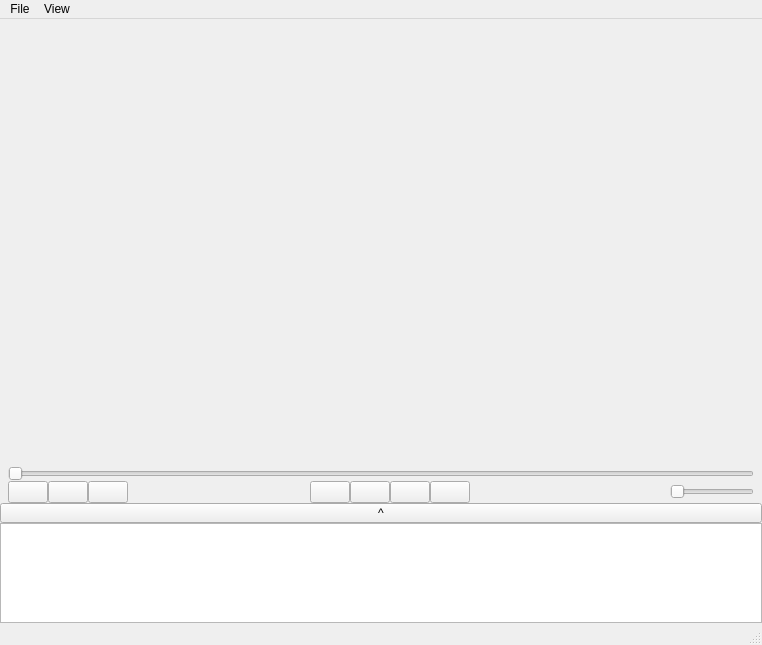
Above: gui-intro.ui from mohammadjavad78/AP_FinalProject before the change. Below: the same form after it.
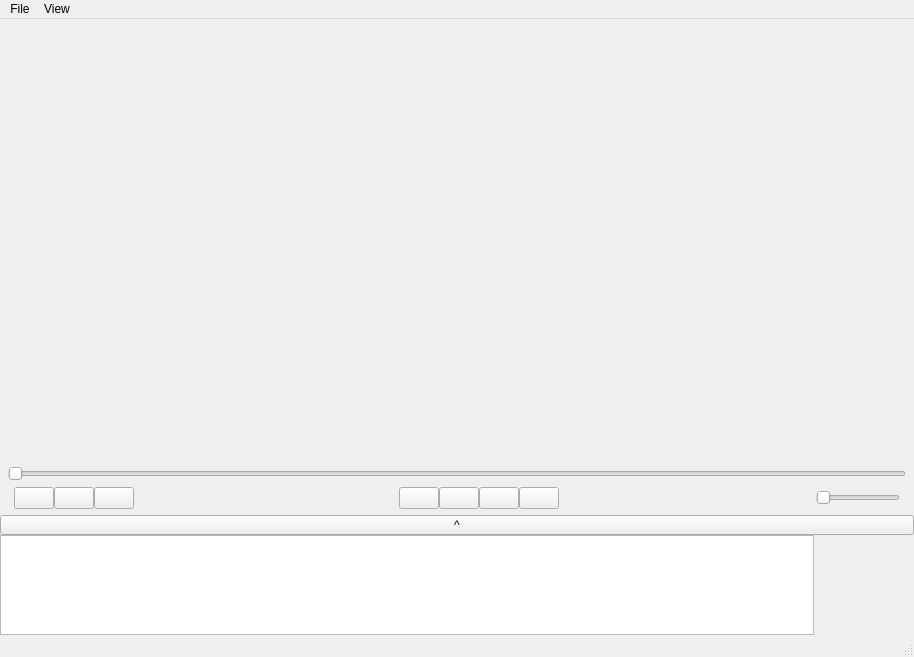
That is the form after the change.

Diff of the .ui file:
```diff
--- a/gui-intro.ui
+++ b/gui-intro.ui
@@ -6,8 +6,8 @@
    <rect>
     <x>0</x>
     <y>0</y>
-    <width>762</width>
-    <height>645</height>
+    <width>914</width>
+    <height>657</height>
    </rect>
   </property>
   <property name="windowTitle">
@@ -97,7 +97,7 @@
           </widget>
          </item>
          <item>
-          <layout class="QVBoxLayout" name="verticalLayout_3">
+          <layout class="QHBoxLayout" name="horizontalLayout_5">
            <property name="spacing">
             <number>0</number>
            </property>
@@ -120,6 +120,41 @@
           </layout>
          </item>
          <item>
+          <layout class="QVBoxLayout" name="verticalLayout_4">
+           <property name="topMargin">
+            <number>0</number>
+           </property>
+           <item>
+            <widget class="QFrame" name="frame_2">
+             <property name="sizePolicy">
+              <sizepolicy hsizetype="Preferred" vsizetype="Maximum">
+               <horstretch>0</horstretch>
+               <verstretch>0</verstretch>
+              </sizepolicy>
+             </property>
+             <property name="frameShape">
+              <enum>QFrame::NoFrame</enum>
+             </property>
+             <property name="frameShadow">
+              <enum>QFrame::Raised</enum>
+             </property>
+             <layout class="QHBoxLayout" name="horizontalLayout_8">
+              <property name="spacing">
+               <number>0</number>
+              </property>
+              <property name="leftMargin">
+               <number>6</number>
+              </property>
+              <property name="topMargin">
+               <number>6</number>
+              </property>
+              <property name="rightMargin">
+               <number>6</number>
+              </property>
+              <property name="bottomMargin">
+               <number>6</number>
+              </property>
+              <item>
           <layout class="QHBoxLayout" name="horizontalLayout">
            <property name="leftMargin">
             <number>8</number>
@@ -290,8 +325,9 @@
            </item>
           </layout>
          </item>
-         <item>
-          <layout class="QVBoxLayout" name="verticalLayout_4">
+             </layout>
+            </widget>
+           </item>
            <item>
             <widget class="QPushButton" name="listbtn">
              <property name="sizePolicy">
@@ -327,6 +363,32 @@
             </widget>
            </item>
            <item>
+            <widget class="QWidget" name="widget_2" native="true">
+             <property name="sizePolicy">
+              <sizepolicy hsizetype="Preferred" vsizetype="Maximum">
+               <horstretch>0</horstretch>
+               <verstretch>0</verstretch>
+              </sizepolicy>
+             </property>
+             <layout class="QHBoxLayout" name="horizontalLayout_7">
+              <property name="spacing">
+               <number>0</number>
+              </property>
+              <property name="leftMargin">
+               <number>0</number>
+              </property>
+              <property name="topMargin">
+               <number>0</number>
+              </property>
+              <property name="rightMargin">
+               <number>0</number>
+              </property>
+              <property name="bottomMargin">
+               <number>0</number>
+              </property>
+              <item>
+               <layout class="QHBoxLayout" name="horizontalLayout_6">
+                <item>
             <widget class="QListWidget" name="listView">
              <property name="minimumSize">
               <size>
@@ -345,6 +407,38 @@
              </property>
             </widget>
            </item>
+                <item>
+                 <widget class="QWidget" name="widget" native="true">
+                  <property name="sizePolicy">
+                   <sizepolicy hsizetype="Expanding" vsizetype="Expanding">
+                    <horstretch>0</horstretch>
+                    <verstretch>0</verstretch>
+                   </sizepolicy>
+                  </property>
+                  <property name="minimumSize">
+                   <size>
+                    <width>0</width>
+                    <height>0</height>
+                   </size>
+                  </property>
+                  <property name="maximumSize">
+                   <size>
+                    <width>100</width>
+                    <height>100</height>
+                   </size>
+                  </property>
+                  <layout class="QVBoxLayout" name="verticalLayout_7">
+                   <item>
+                    <layout class="QVBoxLayout" name="verticalLayout_8"/>
+                   </item>
+                  </layout>
+                 </widget>
+                </item>
+               </layout>
+              </item>
+             </layout>
+            </widget>
+           </item>
           </layout>
          </item>
         </layout>
@@ -359,7 +453,7 @@
     <rect>
      <x>0</x>
      <y>0</y>
-     <width>762</width>
+     <width>914</width>
      <height>26</height>
     </rect>
    </property>
```
Lines whose indentation alone changed are shown as unchanged.
